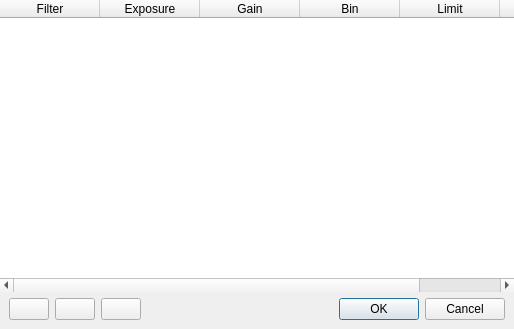
Old version of the form qt/scheduleentry.ui in the repository EthanChappel/Ecliptic.
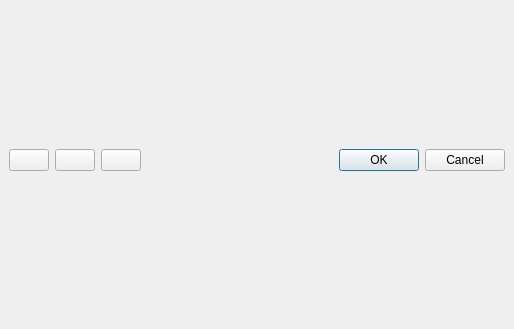
New version of the form. Icons and pictures are not drawn.

Commit message: Move schedule entry filter table to frame

```diff
--- a/qt/scheduleentry.ui
+++ b/qt/scheduleentry.ui
@@ -29,46 +29,6 @@
    <property name="bottomMargin">
     <number>0</number>
    </property>
-   <item>
-    <widget class="QTableWidget" name="filter_table">
-     <property name="frameShape">
-      <enum>QFrame::NoFrame</enum>
-     </property>
-     <property name="frameShadow">
-      <enum>QFrame::Plain</enum>
-     </property>
-     <column>
-      <property name="text">
-       <string>Filter</string>
-      </property>
-     </column>
-     <column>
-      <property name="text">
-       <string>Exposure</string>
-      </property>
-     </column>
-     <column>
-      <property name="text">
-       <string>Gain</string>
-      </property>
-     </column>
-     <column>
-      <property name="text">
-       <string>Bin</string>
-      </property>
-     </column>
-     <column>
-      <property name="text">
-       <string>Limit</string>
-      </property>
-     </column>
-     <column>
-      <property name="text">
-       <string>Format</string>
-      </property>
-     </column>
-    </widget>
-   </item>
    <item>
     <layout class="QHBoxLayout" name="horizontalLayout_2">
      <property name="leftMargin">
```
The commit also changes 5 other files.
